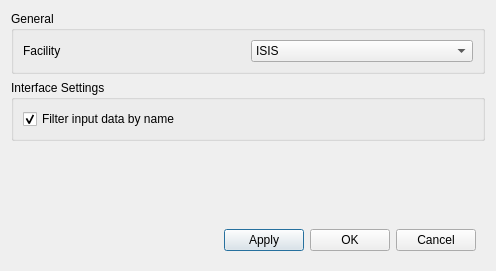
Old version of the form qt/scientific_interfaces/Indirect/IndirectSettings.ui in the repository mantidproject/mantid.
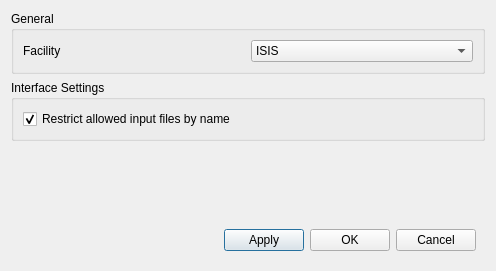
New version of the form.

The edit to the form file:
```diff
--- a/qt/scientific_interfaces/Indirect/IndirectSettings.ui
+++ b/qt/scientific_interfaces/Indirect/IndirectSettings.ui
@@ -69,7 +69,7 @@
       <item>
        <widget class="QCheckBox" name="ckFilterDataNames">
         <property name="text">
-         <string>Filter input data by name</string>
+         <string>Restrict allowed input files by name</string>
         </property>
         <property name="checked">
          <bool>true</bool>
```
Left out of the diff: 2 changed lines with no effect on the pictures.
